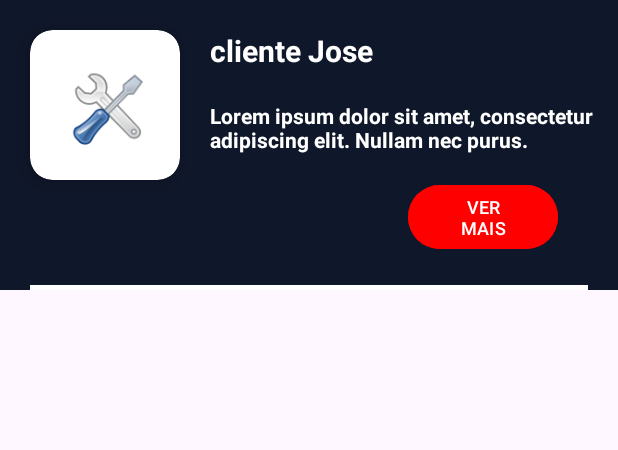
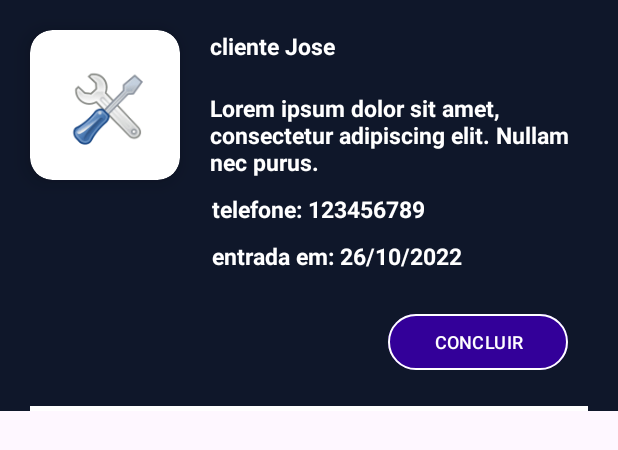
Before and after one commit to vitorlana45/Gerenciamento-de-clientes-Android.java, an Android app: the layout service_item.xml on its own in the app's theme, with its tools: preview values and no code run, on a phone screen of 412 x 824 dp. Shown: the top 450 px of the screen. Run offline under Robolectric (Android 15) with nearby library versions, the phone set to English and light mode, and no system bars.

Commit message:
feat: add contact number, format createdAt date, and redirect on button click

```diff
--- a/app/src/main/java/com/example/myapplication/ui/PendingServiceActivity.java
+++ b/app/src/main/java/com/example/myapplication/ui/PendingServiceActivity.java
@@ -6,6 +6,8 @@ import android.content.pm.PackageManager;
 import android.os.Bundle;
 import android.os.Handler;
 import android.util.Log;
+import android.view.View;
+import android.widget.Button;
 import android.widget.Toast;
 
 import androidx.activity.EdgeToEdge;
@@ -19,6 +21,7 @@ import androidx.core.view.WindowInsetsCompat;
 import androidx.recyclerview.widget.LinearLayoutManager;
 import androidx.recyclerview.widget.RecyclerView;
 
+import com.example.myapplication.FinishServiceActivity;
 import com.example.myapplication.R;
 import com.example.myapplication.data.adpter.ConsumerAdapter;
 import com.example.myapplication.data.model.entities.Consumer;
@@ -38,6 +41,8 @@ public class PendingServiceActivity extends AppCompatActivity {
     private final ExecutorService executorService = Executors.newSingleThreadExecutor();
     private final Handler mainHandler = new Handler();
     private ConsumerAdapter consumerAdapter;
+    private final ExecutorService executor = Executors.newSingleThreadExecutor();
+
 
     @Override
     protected void onCreate(Bundle savedInstanceState) {
@@ -59,7 +64,6 @@ public class PendingServiceActivity extends AppCompatActivity {
             loadData();
         }
     }
-
     private void applyInsets() {
         ViewCompat.setOnApplyWindowInsetsListener(findViewById(R.id.main), (v, insets) -> {
             Insets systemBars = insets.getInsets(WindowInsetsCompat.Type.systemBars());
--- a/app/src/main/res/layout/service_item.xml
+++ b/app/src/main/res/layout/service_item.xml
@@ -1,5 +1,6 @@
 <?xml version="1.0" encoding="utf-8"?>
 <androidx.constraintlayout.widget.ConstraintLayout xmlns:android="http://schemas.android.com/apk/res/android"
+    xmlns:tools="http://schemas.android.com/tools"
     android:layout_width="match_parent"
     android:layout_height="wrap_content"
     android:background="@color/background_color"
@@ -10,23 +11,22 @@
         android:id="@+id/containerImg"
         android:layout_width="100dp"
         android:layout_height="100dp"
-        android:layout_margin="20dp"
+        android:layout_margin="20sp"
         app:cardCornerRadius="15dp"
         app:cardElevation="8dp"
-        app:layout_constraintTop_toTopOf="parent"
-        app:layout_constraintStart_toStartOf="parent">
-
+        app:layout_constraintStart_toStartOf="parent"
+        app:layout_constraintTop_toTopOf="parent">
 
         <ImageView
             android:id="@+id/imgService"
             android:layout_width="100dp"
             android:layout_height="80dp"
+            android:layout_gravity="center"
             android:contentDescription="TODO"
-            android:src="@mipmap/logo_home"
             android:scaleType="centerCrop"
-            android:layout_gravity="center"
-            />
+            android:src="@mipmap/logo_home" />
     </androidx.cardview.widget.CardView>
+
 
     <TextView
         android:id="@+id/txtClientName"
@@ -34,56 +34,91 @@
         android:layout_height="wrap_content"
         android:layout_margin="20dp"
 
+        android:layout_marginStart="20dp"
+        android:layout_marginTop="28dp"
         android:text="cliente Jose"
         android:textColor="@color/white"
+        android:textSize="15sp"
         android:textStyle="bold"
-        android:textSize="20sp"
         app:layout_constraintStart_toEndOf="@+id/containerImg"
-        app:layout_constraintTop_toTopOf="parent"
-        />
+        app:layout_constraintTop_toTopOf="parent" />
 
     <TextView
-        android:id="@+id/txtDescription"
+        android:id="@+id/txtEquipament"
         android:layout_width="match_parent"
         android:layout_height="wrap_content"
+        android:layout_marginVertical="20dp"
         android:layout_marginStart="140dp"
+        android:layout_marginTop="16dp"
         android:layout_marginEnd="10dp"
-        android:layout_marginVertical="20dp"
         android:text="Lorem ipsum dolor sit amet, consectetur adipiscing elit. Nullam nec purus."
         android:textColor="@color/white"
+        android:textSize="15sp"
         android:textStyle="bold"
-        android:textSize="14sp"
+        app:layout_constraintEnd_toEndOf="parent"
+        app:layout_constraintHorizontal_bias="0.775"
         app:layout_constraintStart_toEndOf="@+id/containerImg"
-        app:layout_constraintTop_toBottomOf="@+id/txtClientName"
+        app:layout_constraintTop_toBottomOf="@+id/txtClientName" />
+
+    <TextView
+        android:id="@+id/txtContactNumber"
+        android:layout_width="wrap_content"
+        android:layout_height="wrap_content"
+        android:layout_marginVertical="10dp"
+        android:layout_marginStart="121dp"
+        android:layout_marginTop="24dp"
+        android:text="telefone: 123456789"
+        android:textColor="@color/white"
+        android:textSize="15sp"
+        android:textStyle="bold"
         app:layout_constraintEnd_toEndOf="parent"
-        />
+        app:layout_constraintHorizontal_bias="0.0"
+        app:layout_constraintStart_toStartOf="@+id/containerImg"
+        app:layout_constraintTop_toBottomOf="@+id/txtEquipament" />
 
 
+    <TextView
+        android:id="@+id/txtCreatedAt"
+        android:layout_width="wrap_content"
+        android:layout_height="wrap_content"
+        android:layout_marginVertical="10dp"
+        android:layout_marginStart="121dp"
+        android:layout_marginTop="24dp"
+        android:text="entrada em: 26/10/2022"
+        android:textColor="@color/white"
+        android:textSize="15sp"
+        android:textStyle="bold"
+        app:layout_constraintEnd_toEndOf="parent"
+        app:layout_constraintHorizontal_bias="0.0"
+        app:layout_constraintStart_toStartOf="@+id/containerImg"
+        app:layout_constraintTop_toBottomOf="@+id/txtContactNumber" />
+
     <Button
-        android:id="@+id/btnVerMais"
-        android:layout_width="100dp"
-        android:layout_height="wrap_content"
-        android:layout_marginTop="52dp"
+        android:id="@+id/btnConclude"
+        android:layout_width="120dp"
+        android:layout_height="45dp"
 
+        android:layout_marginTop="24dp"
+        android:layout_marginEnd="15dp"
+        android:backgroundTint="#330099"
+        android:text="CONCLUIR"
+        android:textColor="@color/white"
+        android:textSize="12sp"
+        app:strokeColor="@color/white"
+        app:strokeWidth="1dp"
         app:layout_constraintEnd_toEndOf="parent"
-        app:layout_constraintHorizontal_bias="0.871"
+
+        app:layout_constraintHorizontal_bias="0.935"
         app:layout_constraintStart_toStartOf="parent"
-        app:layout_constraintTop_toTopOf="@id/txtDescription"
-        android:text="VER MAIS"
-        android:textColor="@color/white"
-        android:backgroundTint="#FF0000"
-        android:textSize="12sp"
-
-        />
+        app:layout_constraintTop_toBottomOf="@+id/txtCreatedAt" />
 
     <View
         android:layout_width="match_parent"
         android:layout_height="3dp"
         android:background="@color/white"
-        app:layout_constraintTop_toBottomOf="@+id/btnVerMais"
+        app:layout_constraintTop_toBottomOf="@+id/btnConclude"
         app:layout_constraintStart_toStartOf="parent"
         app:layout_constraintEnd_toEndOf="parent"
         android:layout_margin="20dp"
-
-        />
+    />
 </androidx.constraintlayout.widget.ConstraintLayout>
```
Also changed, not shown: app/src/main/AndroidManifest.xml (+16 -7 lines), app/src/main/java/com/example/myapplication/FinishServiceActivity.java (added, +24 -0 lines), app/src/main/java/com/example/myapplication/data/adpter/ConsumerAdapter.java (+17 -4 lines), app/src/main/java/com/example/myapplication/ui/Utils/UiUtils.java (+9 -0 lines), app/src/main/res/layout/activity_finish_service.xml (added, +10 -0 lines), app/src/main/java/com/example/myapplication/imgs/ferr.png (deleted).
